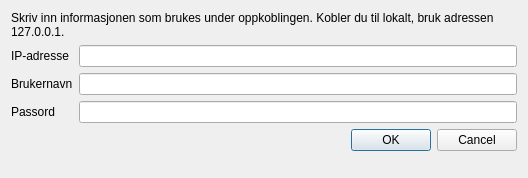
First picture: the form in src/QT/jobber/jobber/connectpsql.ui, repository andersbo87/sources, before the edit.
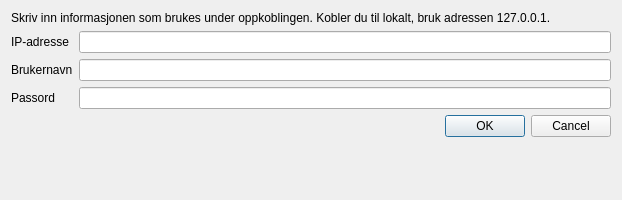
Second picture: the form after the edit. Icons and pictures are not drawn.

```diff
--- a/src/QT/jobber/jobber/connectpsql.ui
+++ b/src/QT/jobber/jobber/connectpsql.ui
@@ -6,8 +6,8 @@
    <rect>
     <x>0</x>
     <y>0</y>
-    <width>528</width>
-    <height>178</height>
+    <width>622</width>
+    <height>200</height>
    </rect>
   </property>
   <property name="minimumSize">
```
Left out of the diff: 14 changed lines with no effect on the pictures.
